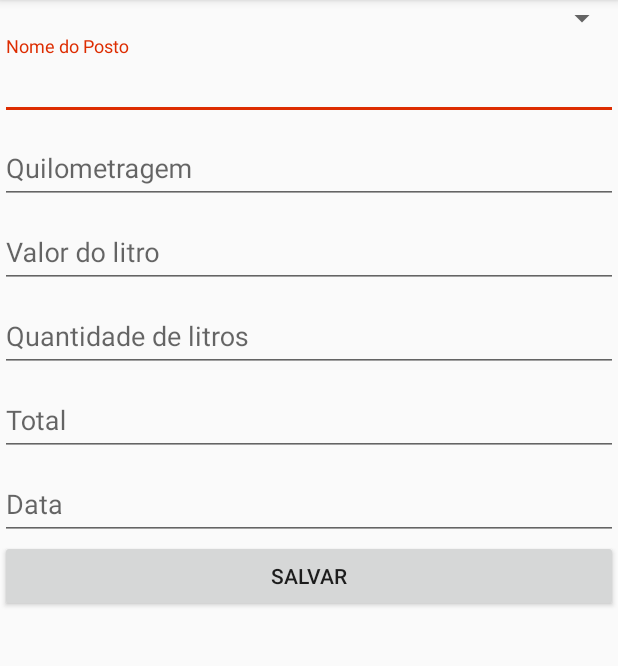
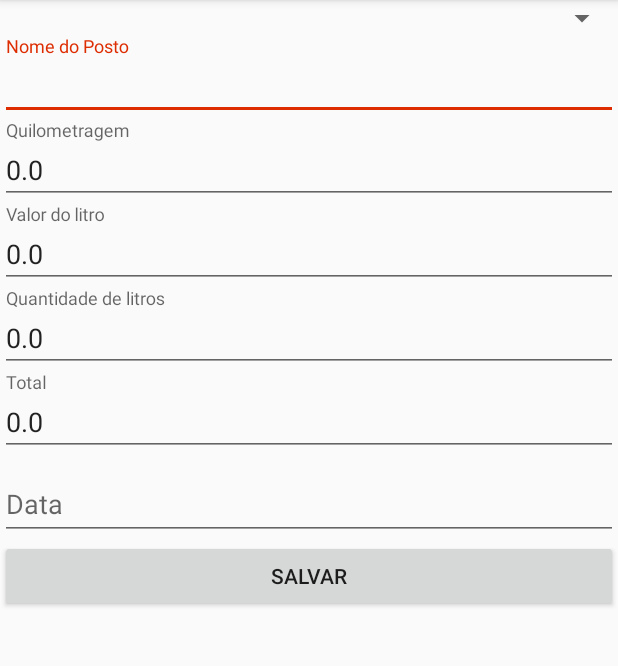
Before and after one commit to deyviddalbem/AbastecimentosApp, an Android app: the AbastecimentoActivity screen opened directly, with no data from a screen before it, on a phone screen of 412 x 824 dp, the part 84-750 px from its top. Run offline under Robolectric (Android 15) with nearby library versions, the phone set to English and light mode, and no system bars.

Commit message:
é preciso preencher todos os campos numéricos com inteiros

```diff
--- a/AbastecimentosV2/app/src/main/java/br/edu/ifro/vilhena/abastecimentosv2/AbastecimentoActivity.java
+++ b/AbastecimentosV2/app/src/main/java/br/edu/ifro/vilhena/abastecimentosv2/AbastecimentoActivity.java
@@ -67,12 +67,12 @@ public class AbastecimentoActivity extends AppCompatActivity {
         }
 
         if (abastecimento != null) {
-/*            nomePosto.setText(abastecimento.getNomePosto());
+            nomePosto.setText(abastecimento.getNomePosto());
             quilometragem.setText(String.valueOf(abastecimento.getQuilometragem()));
             valorLitro.setText(String.valueOf(abastecimento.getValorLitro()));
             quantidadeLitros.setText(String.valueOf(abastecimento.getQuantLitros()));
             total.setText(String.valueOf(abastecimento.getTotal()));
-            data.setText(abastecimento.getData());*/
+            data.setText(abastecimento.getData());
         }
 
 
```
